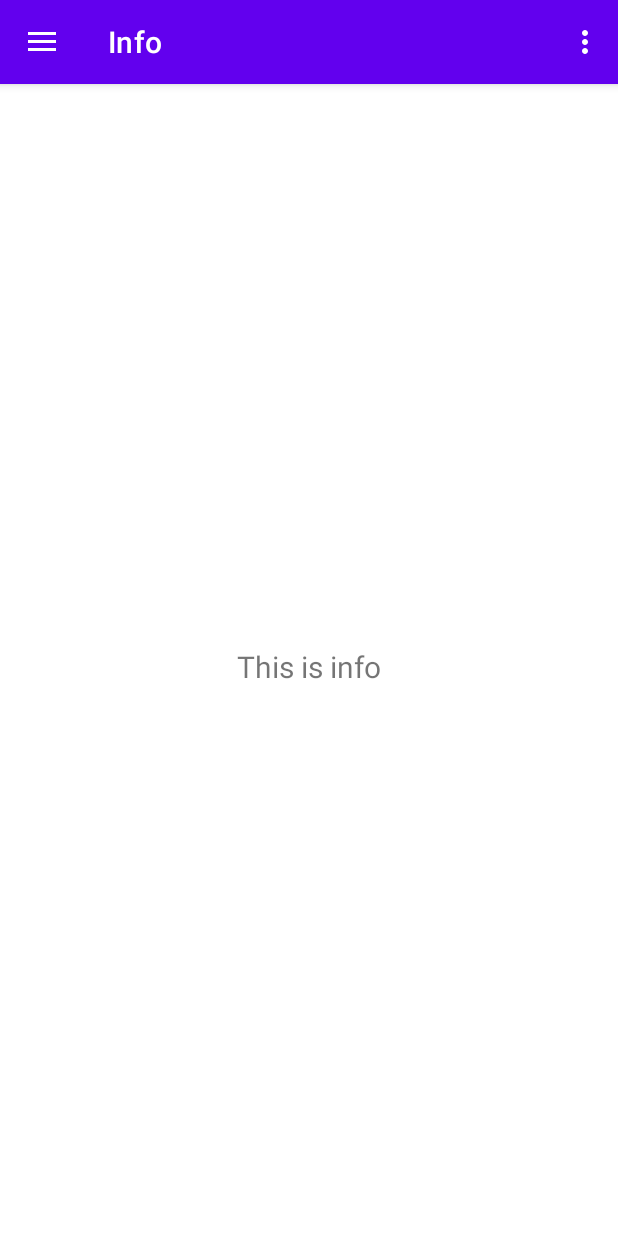
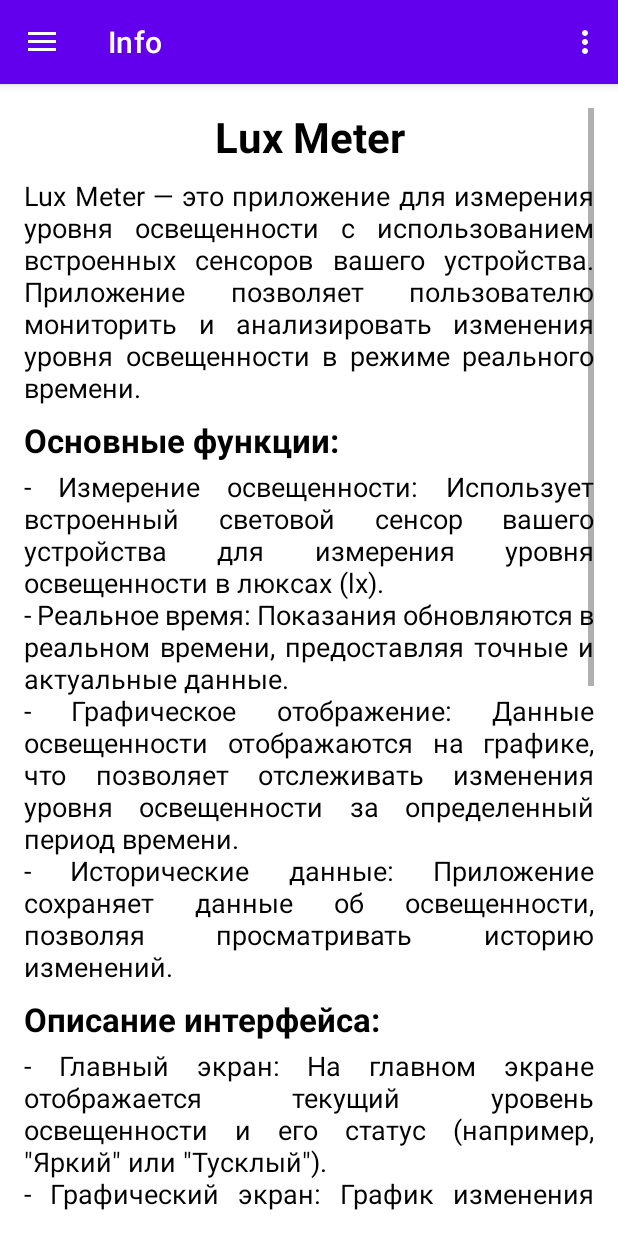
Before and after one commit to yaroshenkonikita/lux-meter, an Android app: the screen it shows after launch (MainActivity), in the side drawer, after a tap on "Info", on a phone screen of 412 x 824 dp. Run offline under Robolectric (Android 15) with nearby library versions, the phone set to English and light mode, and no system bars; our stand-ins replace data binding, navigation-ui.

Commit message:
add info about app

```diff
--- a/app/src/main/java/com/example/luxmetr/ui/info/InfoFragment.kt
+++ b/app/src/main/java/com/example/luxmetr/ui/info/InfoFragment.kt
@@ -28,10 +28,9 @@ class InfoFragment : Fragment() {
         _binding = FragmentInfoBinding.inflate(inflater, container, false)
         val root: View = binding.root
 
-        val textView: TextView = binding.textSlideshow
-        infoViewModel.text.observe(viewLifecycleOwner) {
-            textView.text = it
-        }
+        binding.viewModel = infoViewModel
+        binding.lifecycleOwner = viewLifecycleOwner
+
         return root
     }
 
--- a/app/src/main/java/com/example/luxmetr/ui/info/InfoViewModel.kt
+++ b/app/src/main/java/com/example/luxmetr/ui/info/InfoViewModel.kt
@@ -6,8 +6,69 @@ import androidx.lifecycle.ViewModel
 
 class InfoViewModel : ViewModel() {
 
-    private val _text = MutableLiveData<String>().apply {
-        value = "This is info"
+    private val _appName = MutableLiveData<String>().apply {
+        value = "Lux Meter"
     }
-    val text: LiveData<String> = _text
+    val appName: LiveData<String> = _appName
+
+    private val _description = MutableLiveData<String>().apply {
+        value = "Lux Meter — это приложение для измерения уровня освещенности с использованием встроенных сенсоров вашего устройства. Приложение позволяет пользователю мониторить и анализировать изменения уровня освещенности в режиме реального времени."
+    }
+    val description: LiveData<String> = _description
+
+    private val _featuresTitle = MutableLiveData<String>().apply {
+        value = "Основные функции:"
+    }
+    val featuresTitle: LiveData<String> = _featuresTitle
+
+    private val _features = MutableLiveData<String>().apply {
+        value = """
+            - Измерение освещенности: Использует встроенный световой сенсор вашего устройства для измерения уровня освещенности в люксах (lx).
+            - Реальное время: Показания обновляются в реальном времени, предоставляя точные и актуальные данные.
+            - Графическое отображение: Данные освещенности отображаются на графике, что позволяет отслеживать изменения уровня освещенности за определенный период времени.
+            - Исторические данные: Приложение сохраняет данные об освещенности, позволяя просматривать историю изменений.
+        """.trimIndent()
+    }
+    val features: LiveData<String> = _features
+
+    private val _interfaceTitle = MutableLiveData<String>().apply {
+        value = "Описание интерфейса:"
+    }
+    val interfaceTitle: LiveData<String> = _interfaceTitle
+
+    private val _interfaceDescription = MutableLiveData<String>().apply {
+        value = """
+            - Главный экран: На главном экране отображается текущий уровень освещенности и его статус (например, "Яркий" или "Тусклый").
+            - Графический экран: График изменения уровня освещенности за последнюю 1 минуту, обновляемый каждые 100 мс.
+            - Навигационная панель: Содержит иконки для быстрого доступа к основным функциям приложения. Включает в себя боковое меню с настройками и дополнительной информацией.
+        """.trimIndent()
+    }
+    val interfaceDescription: LiveData<String> = _interfaceDescription
+
+    private val _technicalDetailsTitle = MutableLiveData<String>().apply {
+        value = "Технические детали:"
+    }
+    val technicalDetailsTitle: LiveData<String> = _technicalDetailsTitle
+
+    private val _technicalDetails = MutableLiveData<String>().apply {
+        value = """
+            - Использование сенсоров: Приложение использует SensorManager и сенсоры типа Sensor.TYPE_LIGHT для считывания данных об освещенности.
+            - Обновление данных: Данные об освещенности обновляются каждые 100 мс и сохраняются в памяти для последующего анализа.
+            - Отображение данных: Графическое отображение данных реализовано с помощью пользовательского класса GraphView, который рисует график изменений освещенности.
+        """.trimIndent()
+    }
+    val technicalDetails: LiveData<String> = _technicalDetails
+
+    private val _developmentFeaturesTitle = MutableLiveData<String>().apply {
+        value = "Особенности разработки:"
+    }
+    val developmentFeaturesTitle: LiveData<String> = _developmentFeaturesTitle
+
+    private val _developmentFeatures = MutableLiveData<String>().apply {
+        value = """
+            - Совместимость: Приложение разработано для работы на всех современных устройствах Android с поддержкой сенсоров освещенности.
+            - Производительность: Оптимизированное использование сенсоров и обновление данных в реальном времени без значительного влияния на производительность устройства.
+        """.trimIndent()
+    }
+    val developmentFeatures: LiveData<String> = _developmentFeatures
 }
--- a/app/src/main/res/layout/fragment_info.xml
+++ b/app/src/main/res/layout/fragment_info.xml
@@ -1,22 +1,128 @@
 <?xml version="1.0" encoding="utf-8"?>
-<androidx.constraintlayout.widget.ConstraintLayout xmlns:android="http://schemas.android.com/apk/res/android"
+<layout xmlns:android="http://schemas.android.com/apk/res/android"
     xmlns:app="http://schemas.android.com/apk/res-auto"
-    xmlns:tools="http://schemas.android.com/tools"
-    android:layout_width="match_parent"
-    android:layout_height="match_parent"
-    tools:context=".ui.info.InfoFragment">
+    xmlns:tools="http://schemas.android.com/tools">
 
-    <TextView
-        android:id="@+id/text_slideshow"
+    <data>
+        <variable
+            name="viewModel"
+            type="com.example.luxmetr.ui.info.InfoViewModel" />
+    </data>
+
+    <androidx.constraintlayout.widget.ConstraintLayout
         android:layout_width="match_parent"
-        android:layout_height="wrap_content"
-        android:layout_marginStart="8dp"
-        android:layout_marginTop="8dp"
-        android:layout_marginEnd="8dp"
-        android:textAlignment="center"
-        android:textSize="20sp"
-        app:layout_constraintBottom_toBottomOf="parent"
-        app:layout_constraintEnd_toEndOf="parent"
-        app:layout_constraintStart_toStartOf="parent"
-        app:layout_constraintTop_toTopOf="parent" />
-</androidx.constraintlayout.widget.ConstraintLayout>
+        android:layout_height="match_parent"
+        tools:context=".ui.info.InfoFragment">
+
+        <ScrollView
+            android:layout_width="match_parent"
+            android:layout_height="match_parent"
+            android:padding="16dp"
+            app:layout_constraintTop_toTopOf="parent"
+            app:layout_constraintBottom_toBottomOf="parent"
+            app:layout_constraintStart_toStartOf="parent"
+            app:layout_constraintEnd_toEndOf="parent">
+
+            <LinearLayout
+                android:layout_width="match_parent"
+                android:layout_height="wrap_content"
+                android:orientation="vertical">
+
+                <TextView
+                    android:layout_width="match_parent"
+                    android:layout_height="wrap_content"
+                    android:text="@{viewModel.appName}"
+                    android:textSize="28sp"
+                    android:textStyle="bold"
+                    android:paddingBottom="8dp"
+                    android:textColor="@android:color/black"
+                    android:textAlignment="center"/>
+
+                <TextView
+                    android:layout_width="match_parent"
+                    android:layout_height="wrap_content"
+                    android:text="@{viewModel.description}"
+                    android:textSize="18sp"
+                    android:paddingBottom="8dp"
+                    android:textColor="@android:color/black"
+                    android:justificationMode="inter_word"/>
+
+                <TextView
+                    android:layout_width="match_parent"
+                    android:layout_height="wrap_content"
+                    android:text="@{viewModel.featuresTitle}"
+                    android:textSize="22sp"
+                    android:textStyle="bold"
+                    android:paddingBottom="4dp"
+                    android:textColor="@android:color/black"
+                    android:textAlignment="viewStart"/>
+
+                <TextView
+                    android:layout_width="match_parent"
+                    android:layout_height="wrap_content"
+                    android:text="@{viewModel.features}"
+                    android:textSize="18sp"
+                    android:paddingBottom="8dp"
+                    android:textColor="@android:color/black"
+                    android:justificationMode="inter_word"/>
+
+                <TextView
+                    android:layout_width="match_parent"
+                    android:layout_height="wrap_content"
+                    android:text="@{viewModel.interfaceTitle}"
+                    android:textSize="22sp"
+                    android:textStyle="bold"
+                    android:paddingBottom="4dp"
+                    android:textColor="@android:color/black"
+                    android:textAlignment="viewStart"/>
+
+                <TextView
+                    android:layout_width="match_parent"
+                    android:layout_height="wrap_content"
+                    android:text="@{viewModel.interfaceDescription}"
+                    android:textSize="18sp"
+                    android:paddingBottom="8dp"
+                    android:textColor="@android:color/black"
+                    android:justificationMode="inter_word"/>
+
+                <TextView
+                    android:layout_width="match_parent"
+                    android:layout_height="wrap_content"
+                    android:text="@{viewModel.technicalDetailsTitle}"
+                    android:textSize="22sp"
+                    android:textStyle="bold"
+                    android:paddingBottom="4dp"
+                    android:textColor="@android:color/black"
+                    android:textAlignment="viewStart"/>
+
+                <TextView
+                    android:layout_width="match_parent"
+                    android:layout_height="wrap_content"
+                    android:text="@{viewModel.technicalDetails}"
+                    android:textSize="18sp"
+                    android:paddingBottom="8dp"
+                    android:textColor="@android:color/black"
+                    android:justificationMode="inter_word"/>
+
+                <TextView
+                    android:layout_width="match_parent"
+                    android:layout_height="wrap_content"
+                    android:text="@{viewModel.developmentFeaturesTitle}"
+                    android:textSize="22sp"
+                    android:textStyle="bold"
+                    android:paddingBottom="4dp"
+                    android:textColor="@android:color/black"
+                    android:textAlignment="viewStart"/>
+
+                <TextView
+                    android:layout_width="match_parent"
+                    android:layout_height="wrap_content"
+                    android:text="@{viewModel.developmentFeatures}"
+                    android:textSize="18sp"
+                    android:paddingBottom="8dp"
+                    android:textColor="@android:color/black"
+                    android:justificationMode="inter_word"/>
+            </LinearLayout>
+        </ScrollView>
+    </androidx.constraintlayout.widget.ConstraintLayout>
+</layout>
```
